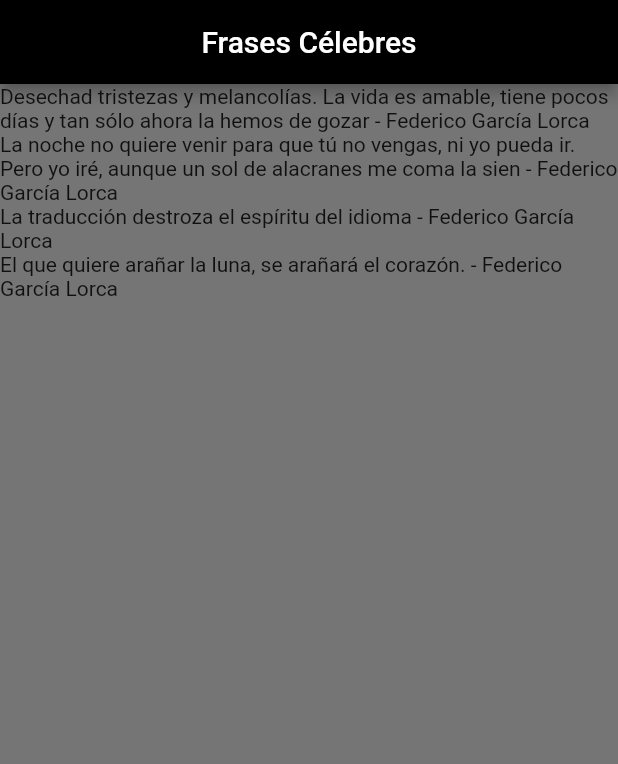
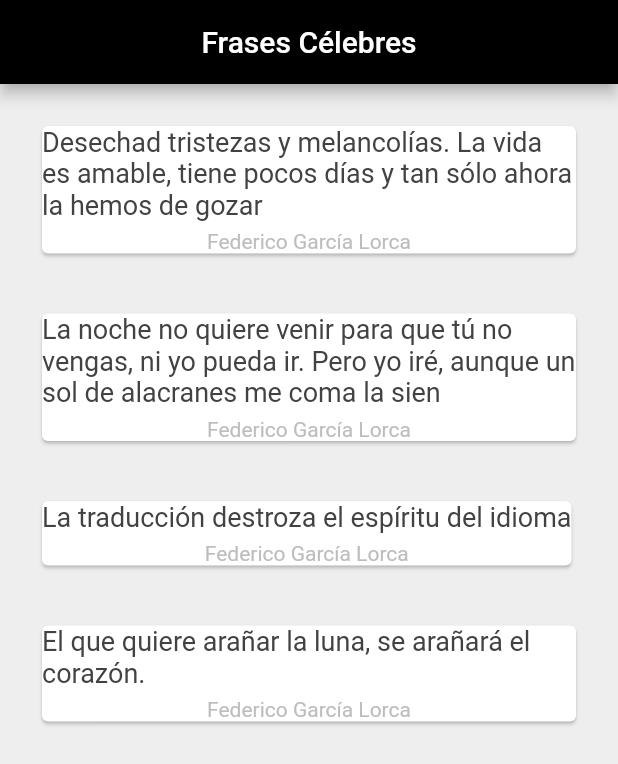
Before and after one commit to AlexMolina08/Citas, a Flutter app: the screen it shows after launch, on a phone screen of 412 x 824 dp. Shown: the top 764 px of the screen. Run offline on Flutter 3.47's test engine with Material 2 defaults, Android fonts, the phone set to English and light mode, and no system bars.

```diff
--- a/lib/main.dart
+++ b/lib/main.dart
@@ -20,11 +20,41 @@ class _ListaDeCitasState extends State<ListaDeCitas> {
   ];
 
 
+  Widget citaToCard(cita){
+    return Padding(
+      padding: const EdgeInsets.all(12.0),
+      child: Card(
+        margin: EdgeInsets.fromLTRB(16.0, 16.0, 16.0, 0.0),
+        child:Column(
+          children: <Widget>[
+            Text(
+              cita.texto,
+              style:TextStyle(
+                fontSize: 18.0,
+                color:Colors.grey[800]
+              ),
+            ),
+
+            SizedBox(height: 6.0),
+
+            Text(
+              cita.autor,
+              style:TextStyle(
+                color:Colors.grey[400]
+                  )
+            )
+
+          ],
+        )
+      ),
+    );
+  }
+
 
   @override
   Widget build(BuildContext context) {
     return Scaffold(
-      backgroundColor: Colors.grey[600],
+      backgroundColor: Colors.grey[200],
       appBar:AppBar(
         centerTitle: true,
         title: Text("Frases Célebres"),
@@ -35,7 +65,7 @@ class _ListaDeCitasState extends State<ListaDeCitas> {
         mainAxisAlignment: MainAxisAlignment.start,
         crossAxisAlignment: CrossAxisAlignment.start,
         children:citas.map(
-            (cita) => Text("${cita.texto} - ${cita.autor}")
+            (cita) => citaToCard(cita)
         ).toList()
 
       )
```
Also changed, not shown: lib/Cita.dart (+35 -0 lines), pubspec.yaml (+4 -4 lines).
